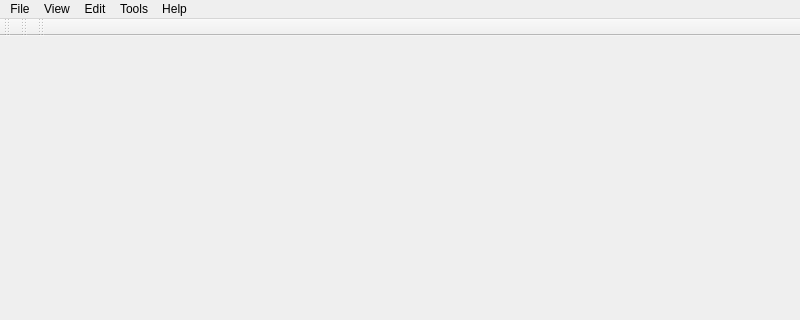
Old version of the form src/frontend/FrMainWindow/FrMainWindow.ui in the repository gablab/murfi2; both pictures show x 0 to 800 and y 0 to 320 of the 800 by 600 pixel window.
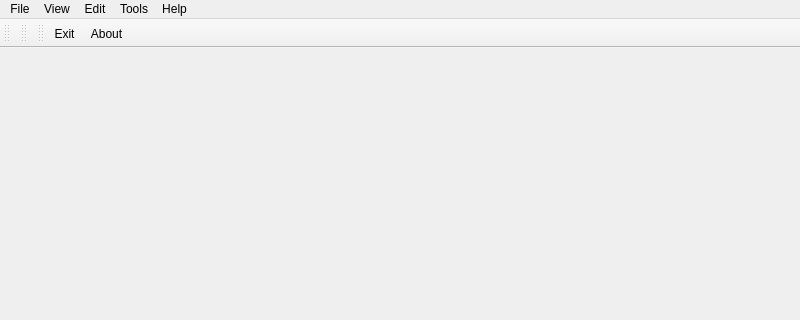
New version of the form.

What changed in the file:
```diff
--- a/src/frontend/FrMainWindow/FrMainWindow.ui
+++ b/src/frontend/FrMainWindow/FrMainWindow.ui
@@ -64,7 +64,7 @@
     <enum>TopToolBarArea</enum>
    </attribute>
    <attribute name="toolBarBreak" >
-    <bool>true</bool>
+    <bool>false</bool>
    </attribute>
   </widget>
   <widget class="QToolBar" name="toolBar_2" >
@@ -88,6 +88,8 @@
    <attribute name="toolBarBreak" >
     <bool>false</bool>
    </attribute>
+   <addaction name="actionExit" />
+   <addaction name="actionAbout" />
   </widget>
   <action name="actionExit" >
    <property name="text" >
```
